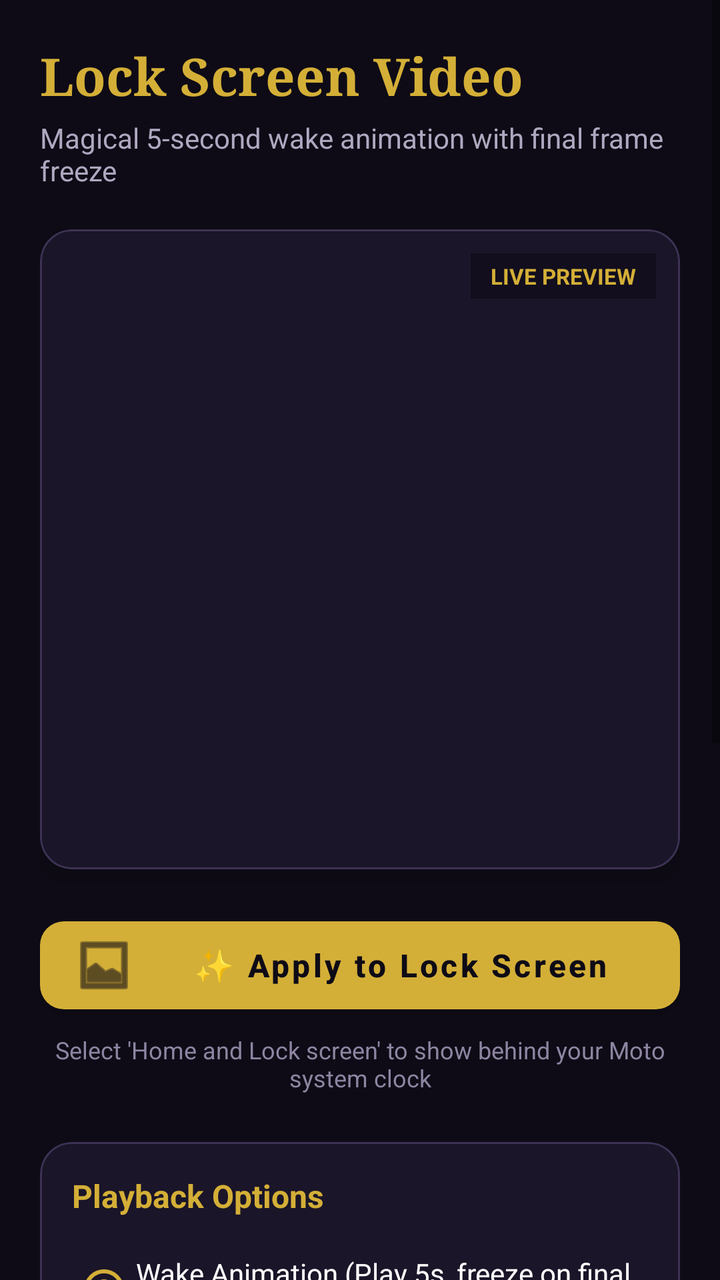
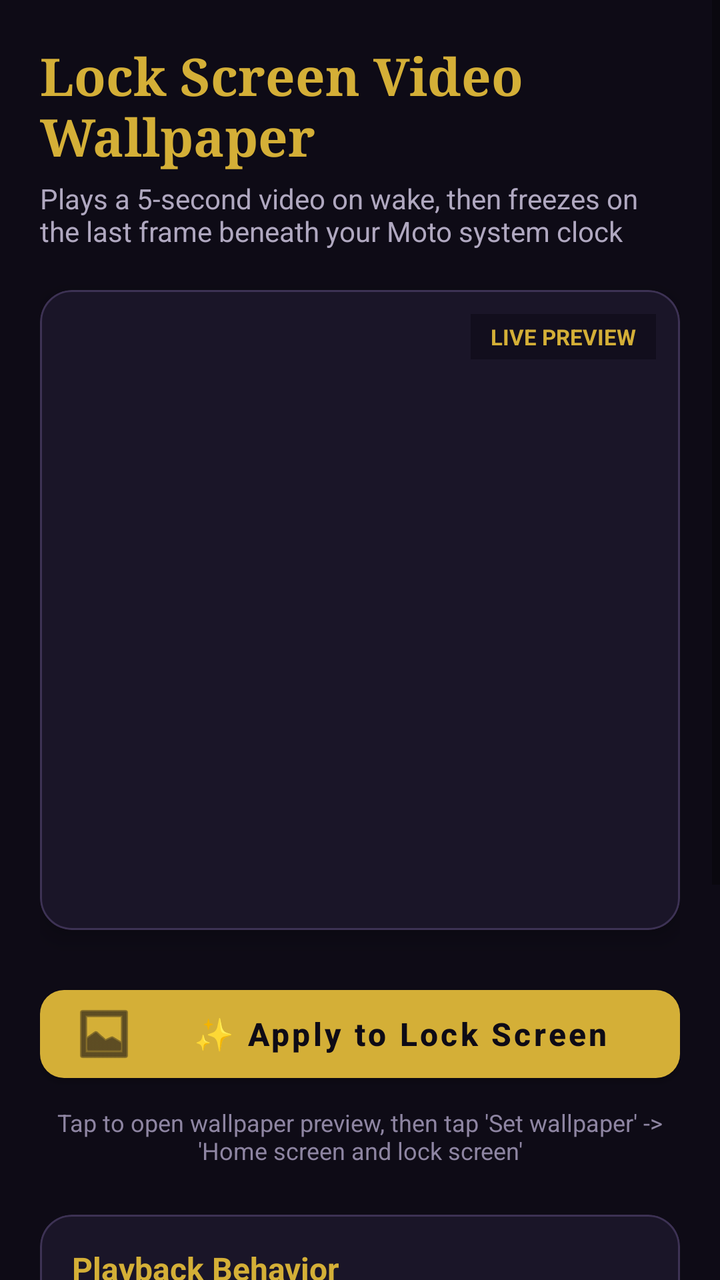

Before-and-after screenshots of an Android layout around one commit, followed by the original layout XML and the change that was made.
<!-- AndroidManifest.xml: application theme Theme.VideoLockScreen -->
<!-- res/layout/activity_main.xml -->
<?xml version="1.0" encoding="utf-8"?>
<ScrollView xmlns:android="http://schemas.android.com/apk/res/android"
    xmlns:app="http://schemas.android.com/apk/res-auto"
    android:layout_width="match_parent"
    android:layout_height="match_parent"
    android:background="#0E0B16"
    android:fillViewport="true">

    <LinearLayout
        android:layout_width="match_parent"
        android:layout_height="wrap_content"
        android:orientation="vertical"
        android:padding="20dp">

        
        <TextView
            android:layout_width="match_parent"
            android:layout_height="wrap_content"
            android:text="Lock Screen Video"
            android:textColor="#D4AF37"
            android:textSize="26sp"
            android:textStyle="bold"
            android:fontFamily="serif" />

        <TextView
            android:layout_width="match_parent"
            android:layout_height="wrap_content"
            android:layout_marginTop="4dp"
            android:text="Magical 5-second wake animation with final frame freeze"
            android:textColor="#B0A8C0"
            android:textSize="14sp" />

        
        <com.google.android.material.card.MaterialCardView
            android:layout_width="match_parent"
            android:layout_height="320dp"
            android:layout_marginTop="20dp"
            app:cardBackgroundColor="#1A1528"
            app:cardCornerRadius="16dp"
            app:cardElevation="6dp"
            app:strokeColor="#3D3254"
            app:strokeWidth="1dp">

            <FrameLayout
                android:layout_width="match_parent"
                android:layout_height="match_parent">

                <TextureView
                    android:id="@+id/previewTextureView"
                    android:layout_width="match_parent"
                    android:layout_height="match_parent" />

                <TextView
                    android:layout_width="wrap_content"
                    android:layout_height="wrap_content"
                    android:layout_gravity="top|end"
                    android:layout_margin="12dp"
                    android:background="#990E0B16"
                    android:paddingHorizontal="10dp"
                    android:paddingVertical="4dp"
                    android:text="LIVE PREVIEW"
                    android:textColor="#D4AF37"
                    android:textSize="11sp"
                    android:textStyle="bold" />
            </FrameLayout>
        </com.google.android.material.card.MaterialCardView>

        
        <com.google.android.material.button.MaterialButton
            android:id="@+id/btnSetWallpaper"
            android:layout_width="match_parent"
            android:layout_height="56dp"
            android:layout_marginTop="20dp"
            android:text="✨ Apply to Lock Screen"
            android:textAllCaps="false"
            android:textColor="#0E0B16"
            android:textSize="16sp"
            android:textStyle="bold"
            app:backgroundTint="#D4AF37"
            app:cornerRadius="12dp"
            app:icon="@android:drawable/ic_menu_gallery"
            app:iconTint="#0E0B16" />

        <TextView
            android:layout_width="match_parent"
            android:layout_height="wrap_content"
            android:layout_marginTop="6dp"
            android:gravity="center"
            android:text="Select 'Home and Lock screen' to show behind your Moto system clock"
            android:textColor="#8E85A2"
            android:textSize="12sp" />

        
        <com.google.android.material.card.MaterialCardView
            android:layout_width="match_parent"
            android:layout_height="wrap_content"
            android:layout_marginTop="24dp"
            app:cardBackgroundColor="#1A1528"
            app:cardCornerRadius="16dp"
            app:cardElevation="4dp"
            app:strokeColor="#3D3254"
            app:strokeWidth="1dp">

            <LinearLayout
                android:layout_width="match_parent"
                android:layout_height="wrap_content"
                android:orientation="vertical"
                android:padding="16dp">

                <TextView
                    android:layout_width="wrap_content"
                    android:layout_height="wrap_content"
                    android:text="Playback Options"
                    android:textColor="#D4AF37"
                    android:textSize="16sp"
                    android:textStyle="bold" />

                
                <RadioGroup
                    android:id="@+id/rgPlaybackMode"
                    android:layout_width="match_parent"
                    android:layout_height="wrap_content"
                    android:layout_marginTop="12dp">

                    <RadioButton
                        android:id="@+id/rbFreezeLastFrame"
                        android:layout_width="match_parent"
                        android:layout_height="wrap_content"
                        android:checked="true"
                        android:text="Wake Animation (Play 5s, freeze on final frame)"
                        android:textColor="#FFFFFF"
                        android:buttonTint="#D4AF37" />

                    <RadioButton
                        android:id="@+id/rbLoop"
                        android:layout_width="match_parent"
                        android:layout_height="wrap_content"
                        android:layout_marginTop="6dp"
                        android:text="Continuous Loop Animation"
                        android:textColor="#FFFFFF"
                        android:buttonTint="#D4AF37" />
                </RadioGroup>

                <View
                    android:layout_width="match_parent"
                    android:layout_height="1dp"
                    android:layout_marginVertical="14dp"
                    android:background="#2E2642" />

                
                <com.google.android.material.switchmaterial.SwitchMaterial
                    android:id="@+id/switchMute"
                    android:layout_width="match_parent"
                    android:layout_height="wrap_content"
                    android:checked="true"
                    android:text="Mute Video Audio (Silent on Lock)"
                    android:textColor="#FFFFFF"
                    app:thumbTint="#D4AF37"
                    app:trackTint="#5A4B75" />

            </LinearLayout>
        </com.google.android.material.card.MaterialCardView>

        
        <com.google.android.material.card.MaterialCardView
            android:layout_width="match_parent"
            android:layout_height="wrap_content"
            android:layout_marginTop="16dp"
            app:cardBackgroundColor="#1A1528"
            app:cardCornerRadius="16dp"
            app:cardElevation="4dp"
            app:strokeColor="#3D3254"
            app:strokeWidth="1dp">

            <LinearLayout
                android:layout_width="match_parent"
                android:layout_height="wrap_content"
                android:orientation="vertical"
                android:padding="16dp">

                <TextView
                    android:layout_width="wrap_content"
                    android:layout_height="wrap_content"
                    android:text="Full-Screen Takeover Mode"
                    android:textColor="#D4AF37"
                    android:textSize="16sp"
                    android:textStyle="bold" />

                <TextView
                    android:layout_width="match_parent"
                    android:layout_height="wrap_content"
                    android:layout_marginTop="4dp"
                    android:text="Optionally pop up as a full-screen window on screen wake instead of a wallpaper."
                    android:textColor="#B0A8C0"
                    android:textSize="13sp" />

                <com.google.android.material.switchmaterial.SwitchMaterial
                    android:id="@+id/switchOverlayMode"
                    android:layout_width="match_parent"
                    android:layout_height="wrap_content"
                    android:layout_marginTop="10dp"
                    android:checked="false"
                    android:text="Enable Full-Screen Wake Service"
                    android:textColor="#FFFFFF"
                    app:thumbTint="#D4AF37"
                    app:trackTint="#5A4B75" />

                <com.google.android.material.button.MaterialButton
                    android:id="@+id/btnPermissions"
                    android:layout_width="match_parent"
                    android:layout_height="wrap_content"
                    android:layout_marginTop="10dp"
                    android:text="Grant Overlay &amp; Wake Permissions"
                    android:textColor="#D4AF37"
                    app:strokeColor="#D4AF37"
                    app:strokeWidth="1dp"
                    style="@style/Widget.MaterialComponents.Button.OutlinedButton" />

            </LinearLayout>
        </com.google.android.material.card.MaterialCardView>

        <TextView
            android:id="@+id/tvAppInfo"
            android:layout_width="match_parent"
            android:layout_height="wrap_content"
            android:layout_marginTop="20dp"
            android:gravity="center"
            android:text="Video Lock Screen v1.0 • Moto G64 5G Ready"
            android:textColor="#665D7A"
            android:textSize="12sp" />

    </LinearLayout>
</ScrollView>
<!-- resources referenced by this layout -->
<resources>
  <style name="Theme.VideoLockScreen" parent="Theme.MaterialComponents.DayNight.NoActionBar">
          <item name="colorPrimary">@color/gold_primary</item>
          <item name="colorSecondary">@color/accent_glow</item>
          <item name="android:windowBackground">@color/bg_dark</item>
          <item name="android:statusBarColor">@color/bg_dark</item>
          <item name="android:navigationBarColor">@color/bg_dark</item>
      </style>
  <color name="gold_primary">#D4AF37</color>
  <color name="accent_glow">#9370DB</color>
  <color name="bg_dark">#0E0B16</color>
</resources>

<!-- the commit's change to res/layout/activity_main.xml (unified diff, before → after) -->
@@ -16,7 +16,7 @@
         <TextView
             android:layout_width="match_parent"
             android:layout_height="wrap_content"
-            android:text="Lock Screen Video"
+            android:text="Lock Screen Video Wallpaper"
             android:textColor="#D4AF37"
             android:textSize="26sp"
             android:textStyle="bold"
@@ -26,7 +26,7 @@
             android:layout_width="match_parent"
             android:layout_height="wrap_content"
             android:layout_marginTop="4dp"
-            android:text="Magical 5-second wake animation with final frame freeze"
+            android:text="Plays a 5-second video on wake, then freezes on the last frame beneath your Moto system clock"
             android:textColor="#B0A8C0"
             android:textSize="14sp" />
 
@@ -70,7 +70,7 @@
             android:id="@+id/btnSetWallpaper"
             android:layout_width="match_parent"
             android:layout_height="56dp"
-            android:layout_marginTop="20dp"
+            android:layout_marginTop="24dp"
             android:text="✨ Apply to Lock Screen"
             android:textAllCaps="false"
             android:textColor="#0E0B16"
@@ -84,9 +84,9 @@
         <TextView
             android:layout_width="match_parent"
             android:layout_height="wrap_content"
-            android:layout_marginTop="6dp"
+            android:layout_marginTop="8dp"
             android:gravity="center"
-            android:text="Select 'Home and Lock screen' to show behind your Moto system clock"
+            android:text="Tap to open wallpaper preview, then tap 'Set wallpaper' -> 'Home screen and lock screen'"
             android:textColor="#8E85A2"
             android:textSize="12sp" />
 
@@ -110,7 +110,7 @@
                 <TextView
                     android:layout_width="wrap_content"
                     android:layout_height="wrap_content"
-                    android:text="Playback Options"
+                    android:text="Playback Behavior"
                     android:textColor="#D4AF37"
                     android:textSize="16sp"
                     android:textStyle="bold" />
@@ -161,71 +161,13 @@
             </LinearLayout>
         </com.google.android.material.card.MaterialCardView>
 
-        
-        <com.google.android.material.card.MaterialCardView
-            android:layout_width="match_parent"
-            android:layout_height="wrap_content"
-            android:layout_marginTop="16dp"
-            app:cardBackgroundColor="#1A1528"
-            app:cardCornerRadius="16dp"
-            app:cardElevation="4dp"
-            app:strokeColor="#3D3254"
-            app:strokeWidth="1dp">
-
-            <LinearLayout
-                android:layout_width="match_parent"
-                android:layout_height="wrap_content"
-                android:orientation="vertical"
-                android:padding="16dp">
-
-                <TextView
-                    android:layout_width="wrap_content"
-                    android:layout_height="wrap_content"
-                    android:text="Full-Screen Takeover Mode"
-                    android:textColor="#D4AF37"
-                    android:textSize="16sp"
-                    android:textStyle="bold" />
-
-                <TextView
-                    android:layout_width="match_parent"
-                    android:layout_height="wrap_content"
-                    android:layout_marginTop="4dp"
-                    android:text="Optionally pop up as a full-screen window on screen wake instead of a wallpaper."
-                    android:textColor="#B0A8C0"
-                    android:textSize="13sp" />
-
-                <com.google.android.material.switchmaterial.SwitchMaterial
-                    android:id="@+id/switchOverlayMode"
-                    android:layout_width="match_parent"
-                    android:layout_height="wrap_content"
-                    android:layout_marginTop="10dp"
-                    android:checked="false"
-                    android:text="Enable Full-Screen Wake Service"
-                    android:textColor="#FFFFFF"
-                    app:thumbTint="#D4AF37"
-                    app:trackTint="#5A4B75" />
-
-                <com.google.android.material.button.MaterialButton
-                    android:id="@+id/btnPermissions"
-                    android:layout_width="match_parent"
-                    android:layout_height="wrap_content"
-                    android:layout_marginTop="10dp"
-                    android:text="Grant Overlay &amp; Wake Permissions"
-                    android:textColor="#D4AF37"
-                    app:strokeColor="#D4AF37"
-                    app:strokeWidth="1dp"
-                    style="@style/Widget.MaterialComponents.Button.OutlinedButton" />
-
-            </LinearLayout>
-        </com.google.android.material.card.MaterialCardView>
-
         <TextView
             android:id="@+id/tvAppInfo"
             android:layout_width="match_parent"
             android:layout_height="wrap_content"
-            android:layout_marginTop="20dp"
+            android:layout_marginTop="24dp"
             android:gravity="center"
-            android:text="Video Lock Screen v1.0 • Moto G64 5G Ready"
+            android:text="Pure Native Live Wallpaper • Zero Overlays • No Popup Delay"
             android:textColor="#665D7A"
             android:textSize="12sp" />
 
